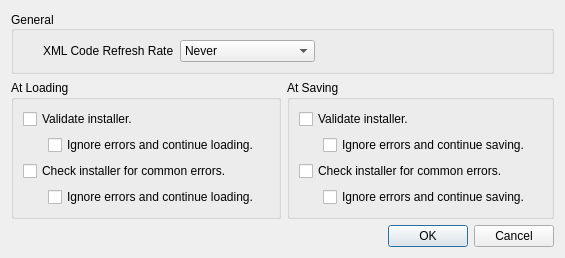
This is resources/templates/settings.ui in GandaG/fomod-designer as Qt 5 draws it before an edit. The edited form follows.
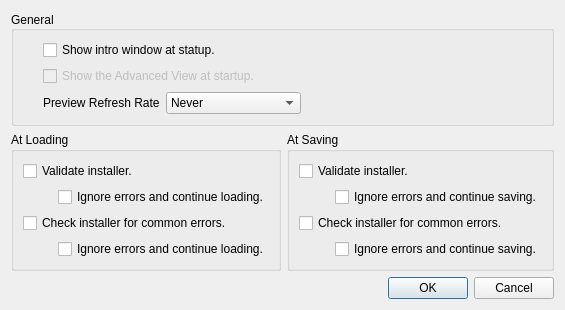
This is the edited form.

Commit message: Added intro screen. Dialog windows are now correctly set on top of the main window.

What changed in the file:
```diff
--- a/resources/templates/settings.ui
+++ b/resources/templates/settings.ui
@@ -13,7 +13,7 @@
     <x>0</x>
     <y>0</y>
     <width>565</width>
-    <height>240</height>
+    <height>261</height>
    </rect>
   </property>
   <property name="focusPolicy">
@@ -44,6 +44,89 @@
       <bool>false</bool>
      </property>
      <layout class="QVBoxLayout" name="verticalLayout_7">
+      <item>
+       <layout class="QHBoxLayout" name="horizontalLayout_7">
+        <item>
+         <spacer name="horizontalSpacer_8">
+          <property name="orientation">
+           <enum>Qt::Horizontal</enum>
+          </property>
+          <property name="sizeType">
+           <enum>QSizePolicy::Preferred</enum>
+          </property>
+          <property name="sizeHint" stdset="0">
+           <size>
+            <width>20</width>
+            <height>20</height>
+           </size>
+          </property>
+         </spacer>
+        </item>
+        <item>
+         <widget class="QCheckBox" name="check_intro">
+          <property name="text">
+           <string>Show intro window at statup.</string>
+          </property>
+         </widget>
+        </item>
+        <item>
+         <spacer name="horizontalSpacer_7">
+          <property name="orientation">
+           <enum>Qt::Horizontal</enum>
+          </property>
+          <property name="sizeHint" stdset="0">
+           <size>
+            <width>40</width>
+            <height>20</height>
+           </size>
+          </property>
+         </spacer>
+        </item>
+       </layout>
+      </item>
+      <item>
+       <layout class="QHBoxLayout" name="horizontalLayout_8">
+        <item>
+         <spacer name="horizontalSpacer_9">
+          <property name="orientation">
+           <enum>Qt::Horizontal</enum>
+          </property>
+          <property name="sizeType">
+           <enum>QSizePolicy::Preferred</enum>
+          </property>
+          <property name="sizeHint" stdset="0">
+           <size>
+            <width>20</width>
+            <height>20</height>
+           </size>
+          </property>
+         </spacer>
+        </item>
+        <item>
+         <widget class="QCheckBox" name="check_advanced">
+          <property name="enabled">
+           <bool>false</bool>
+          </property>
+          <property name="text">
+           <string>Show the Advanced View at startup.</string>
+          </property>
+         </widget>
+        </item>
+        <item>
+         <spacer name="horizontalSpacer_10">
+          <property name="orientation">
+           <enum>Qt::Horizontal</enum>
+          </property>
+          <property name="sizeHint" stdset="0">
+           <size>
+            <width>40</width>
+            <height>20</height>
+           </size>
+          </property>
+         </spacer>
+        </item>
+       </layout>
+      </item>
       <item>
        <layout class="QHBoxLayout" name="horizontalLayout_6">
         <item>
@@ -65,7 +148,7 @@
         <item>
          <widget class="QLabel" name="label">
           <property name="text">
-           <string>XML Code Refresh Rate</string>
+           <string>Preview Refresh Rate</string>
           </property>
          </widget>
         </item>
@@ -145,9 +228,9 @@
            </widget>
           </item>
           <item>
-           <layout class="QHBoxLayout" name="horizontalLayout_5" stretch="1,9">
+           <layout class="QHBoxLayout" name="horizontalLayout_5" stretch="0,9">
             <item>
-             <spacer name="horizontalSpacer_4">
+             <spacer name="horizontalSpacer_3">
               <property name="orientation">
                <enum>Qt::Horizontal</enum>
               </property>
@@ -199,9 +282,9 @@
            </widget>
           </item>
           <item>
-           <layout class="QHBoxLayout" name="horizontalLayout_4" stretch="1,9">
+           <layout class="QHBoxLayout" name="horizontalLayout_4" stretch="0,9">
             <item>
-             <spacer name="horizontalSpacer_3">
+             <spacer name="horizontalSpacer_4">
               <property name="orientation">
                <enum>Qt::Horizontal</enum>
               </property>
@@ -284,7 +367,7 @@
            </widget>
           </item>
           <item>
-           <layout class="QHBoxLayout" name="horizontalLayout_3" stretch="1,9">
+           <layout class="QHBoxLayout" name="horizontalLayout_3" stretch="0,9">
             <property name="spacing">
              <number>6</number>
             </property>
@@ -299,9 +382,6 @@
               <property name="orientation">
                <enum>Qt::Horizontal</enum>
               </property>
-              <property name="sizeType">
-               <enum>QSizePolicy::Expanding</enum>
-              </property>
               <property name="sizeHint" stdset="0">
                <size>
                 <width>40</width>
@@ -353,7 +433,7 @@
            </widget>
           </item>
           <item>
-           <layout class="QHBoxLayout" name="horizontalLayout_2" stretch="1,9">
+           <layout class="QHBoxLayout" name="horizontalLayout_2" stretch="0,9">
             <item>
              <spacer name="horizontalSpacer">
               <property name="orientation">
```
The commit also changes 3 other files.
